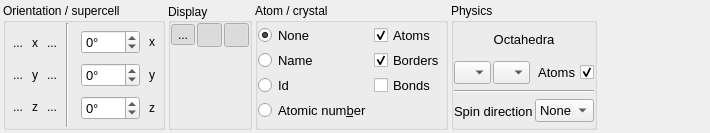
Qt form visuals.ui (piti-diablotin/qAgate) before a commit.
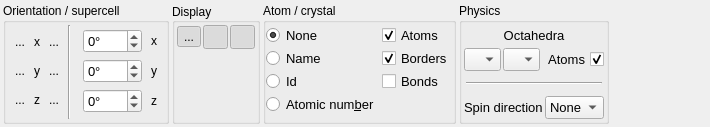
The same form after that commit. Icons and pictures are not drawn.

```diff
--- a/visuals.ui
+++ b/visuals.ui
@@ -7,7 +7,7 @@
     <x>0</x>
     <y>0</y>
     <width>710</width>
-    <height>133</height>
+    <height>127</height>
    </rect>
   </property>
   <property name="sizePolicy">
@@ -19,7 +19,7 @@
   <property name="maximumSize">
    <size>
     <width>16777215</width>
-    <height>133</height>
+    <height>16777215</height>
    </size>
   </property>
   <property name="windowTitle">
@@ -57,16 +57,16 @@
        <number>2</number>
       </property>
       <property name="leftMargin">
-       <number>0</number>
+       <number>2</number>
       </property>
       <property name="topMargin">
-       <number>0</number>
+       <number>2</number>
       </property>
       <property name="rightMargin">
-       <number>0</number>
+       <number>2</number>
       </property>
       <property name="bottomMargin">
-       <number>0</number>
+       <number>2</number>
       </property>
       <item>
        <widget class="QWidget" name="translations" native="true">
@@ -478,16 +478,16 @@
      </property>
      <layout class="QGridLayout" name="gridLayout_4">
       <property name="leftMargin">
-       <number>0</number>
+       <number>2</number>
       </property>
       <property name="topMargin">
-       <number>0</number>
+       <number>2</number>
       </property>
       <property name="rightMargin">
-       <number>0</number>
+       <number>2</number>
       </property>
       <property name="bottomMargin">
-       <number>0</number>
+       <number>2</number>
       </property>
       <property name="spacing">
        <number>2</number>
@@ -646,9 +646,12 @@
       <property name="bottomMargin">
        <number>0</number>
       </property>
-      <property name="spacing">
+      <property name="horizontalSpacing">
        <number>2</number>
       </property>
+      <property name="verticalSpacing">
+       <number>0</number>
+      </property>
       <item row="2" column="0">
        <widget class="QRadioButton" name="id">
         <property name="font">
@@ -845,16 +848,16 @@
        <number>2</number>
       </property>
       <property name="leftMargin">
-       <number>0</number>
+       <number>2</number>
       </property>
       <property name="topMargin">
-       <number>0</number>
+       <number>2</number>
       </property>
       <property name="rightMargin">
-       <number>0</number>
+       <number>2</number>
       </property>
       <property name="bottomMargin">
-       <number>0</number>
+       <number>2</number>
       </property>
       <item>
        <widget class="QLabel" name="octaLabel">
@@ -989,10 +992,37 @@
        </widget>
       </item>
       <item>
-       <widget class="Line" name="line_2">
-        <property name="orientation">
-         <enum>Qt::Horizontal</enum>
-        </property>
+       <widget class="QWidget" name="widget_3" native="true">
+        <layout class="QVBoxLayout" name="verticalLayout_2">
+         <property name="spacing">
+          <number>2</number>
+         </property>
+         <property name="leftMargin">
+          <number>2</number>
+         </property>
+         <property name="topMargin">
+          <number>2</number>
+         </property>
+         <property name="rightMargin">
+          <number>2</number>
+         </property>
+         <property name="bottomMargin">
+          <number>2</number>
+         </property>
+         <item>
+          <widget class="Line" name="line_2">
+           <property name="lineWidth">
+            <number>1</number>
+           </property>
+           <property name="midLineWidth">
+            <number>0</number>
+           </property>
+           <property name="orientation">
+            <enum>Qt::Horizontal</enum>
+           </property>
+          </widget>
+         </item>
+        </layout>
        </widget>
       </item>
       <item>
```
Left out of the diff: 2 changed lines with no effect on the pictures.
